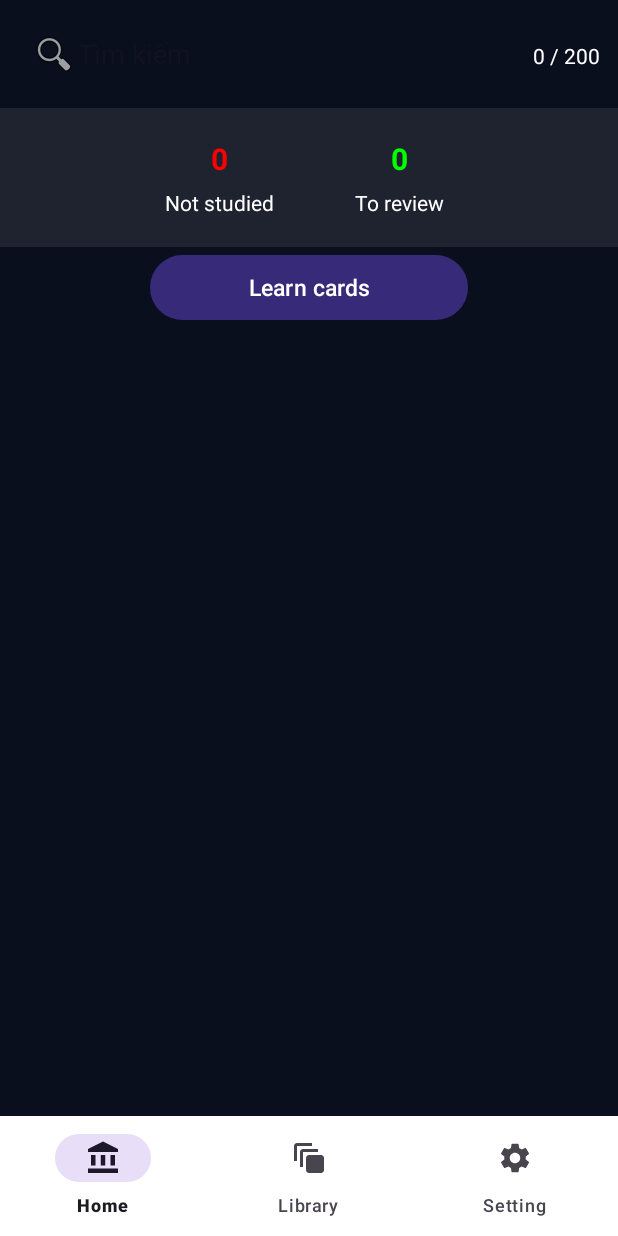
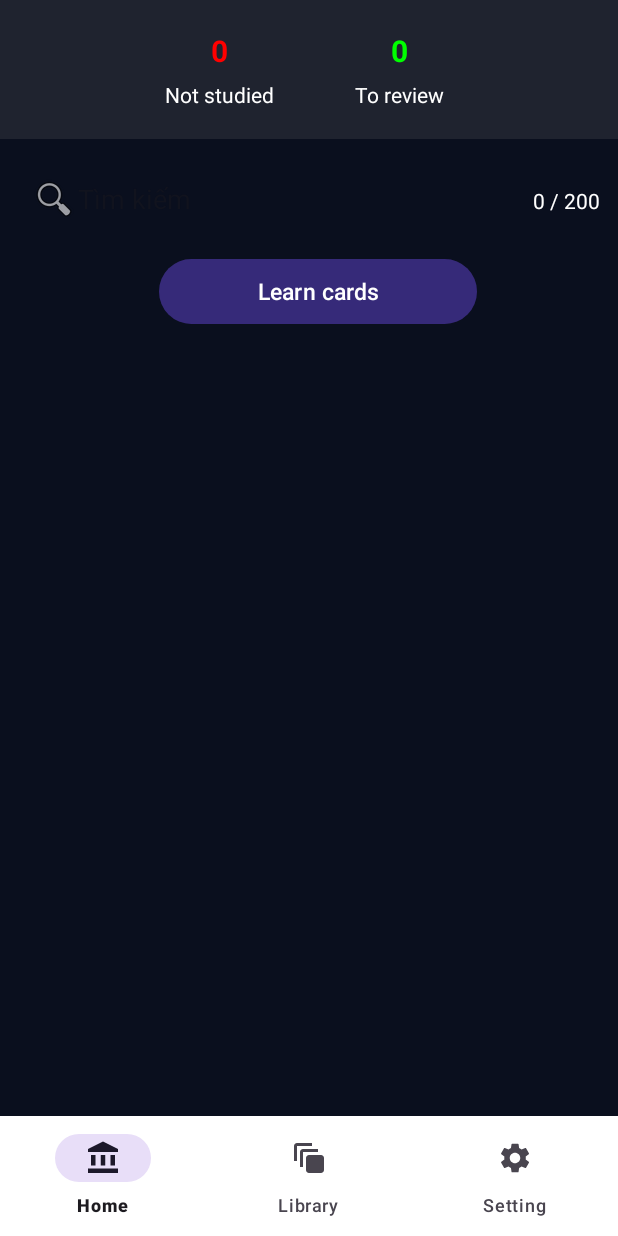
Before and after one commit to HoangDucHiep/FlashcardRedo, an Android app: the fragment CardsFragment placed in its activity, on a phone screen of 412 x 824 dp. Run offline under Robolectric (Android 15) with nearby library versions, the phone set to English and light mode, and no system bars; 3 statements that could not run were skipped.

Commit message:
fix search card

```diff
--- a/app/src/main/java/com/cntt2/flashcard/ui/fragments/CardsFragment.java
+++ b/app/src/main/java/com/cntt2/flashcard/ui/fragments/CardsFragment.java
@@ -115,7 +115,7 @@ public class CardsFragment extends Fragment implements FlashcardAdapter.OnCardLo
 
             @Override
             public void onTextChanged(CharSequence s, int start, int before, int count) {
-                // filterCards(s.toString());
+                filterCards(s.toString());
             }
 
             @Override
@@ -246,7 +246,8 @@ public class CardsFragment extends Fragment implements FlashcardAdapter.OnCardLo
     private void filterCards(String keyword) {
         List<Card> filtered = new ArrayList<>();
         for (Card card : cardList) {
-            if (card.getFront().toLowerCase().contains(keyword.toLowerCase())) {
+            if (card.getFront().toLowerCase().contains(keyword.toLowerCase())
+                    || card.getFront().toLowerCase().contains(keyword.toLowerCase())) {
                 filtered.add(card);
             }
         }
--- a/app/src/main/res/layout/fragment_cards.xml
+++ b/app/src/main/res/layout/fragment_cards.xml
@@ -8,39 +8,42 @@
     tools:context=".ui.fragments.CardsFragment">
 
     <!-- Thanh tìm kiếm -->
+
+    <!-- RecyclerView hiển thị flashcard -->
+
     <LinearLayout
         android:id="@+id/searchBar"
         android:layout_width="0dp"
         android:layout_height="wrap_content"
+        android:layout_marginTop="4dp"
         android:orientation="horizontal"
         android:padding="12dp"
-        app:layout_constraintTop_toTopOf="parent"
+        app:layout_constraintEnd_toEndOf="parent"
+        app:layout_constraintHorizontal_bias="0.0"
         app:layout_constraintStart_toStartOf="parent"
-        app:layout_constraintEnd_toEndOf="parent">
+        app:layout_constraintTop_toBottomOf="@+id/constraintLayout">
 
         <EditText
             android:id="@+id/edtSearch"
             android:layout_width="0dp"
+            android:layout_height="wrap_content"
             android:layout_weight="1"
-            android:layout_height="wrap_content"
+            android:background="@android:color/transparent"
+            android:drawableStart="@android:drawable/ic_menu_search"
             android:hint="Tìm kiếm"
-            android:textColor="#FFF"
-            android:background="@android:color/transparent"
             android:inputType="text"
-            android:drawableStart="@android:drawable/ic_menu_search"
-            android:padding="8dp"/>
+            android:padding="8dp"
+            android:textColor="#FFF" />
 
         <TextView
             android:id="@+id/txtCount"
             android:layout_width="wrap_content"
             android:layout_height="wrap_content"
+            android:paddingStart="10dp"
             android:text="7 / 200"
             android:textColor="#FFF"
-            android:paddingStart="10dp"
-            android:textSize="14sp"/>
+            android:textSize="14sp" />
     </LinearLayout>
-
-    <!-- RecyclerView hiển thị flashcard -->
 
     <androidx.constraintlayout.widget.ConstraintLayout
         android:id="@+id/constraintLayout"
@@ -52,7 +55,7 @@
         app:layout_constraintEnd_toEndOf="parent"
         app:layout_constraintHorizontal_bias="0.0"
         app:layout_constraintStart_toStartOf="parent"
-        app:layout_constraintTop_toBottomOf="@+id/searchBar">
+        app:layout_constraintTop_toTopOf="parent">
 
         <TextView
             android:id="@+id/toLearn"
@@ -121,13 +124,13 @@
         android:id="@+id/btnStartLearnSession"
         android:layout_width="212dp"
         android:layout_height="51dp"
-        android:layout_marginTop="1dp"
         android:backgroundTint="#5E563CB6"
         android:text="Learn cards"
         android:textSize="15dp"
-        app:layout_constraintEnd_toEndOf="parent"
+        app:layout_constraintEnd_toEndOf="@+id/searchBar"
+        app:layout_constraintHorizontal_bias="0.529"
         app:layout_constraintStart_toStartOf="parent"
-        app:layout_constraintTop_toBottomOf="@+id/constraintLayout" />
+        app:layout_constraintTop_toBottomOf="@+id/searchBar" />
 
 
 </androidx.constraintlayout.widget.ConstraintLayout>
```
